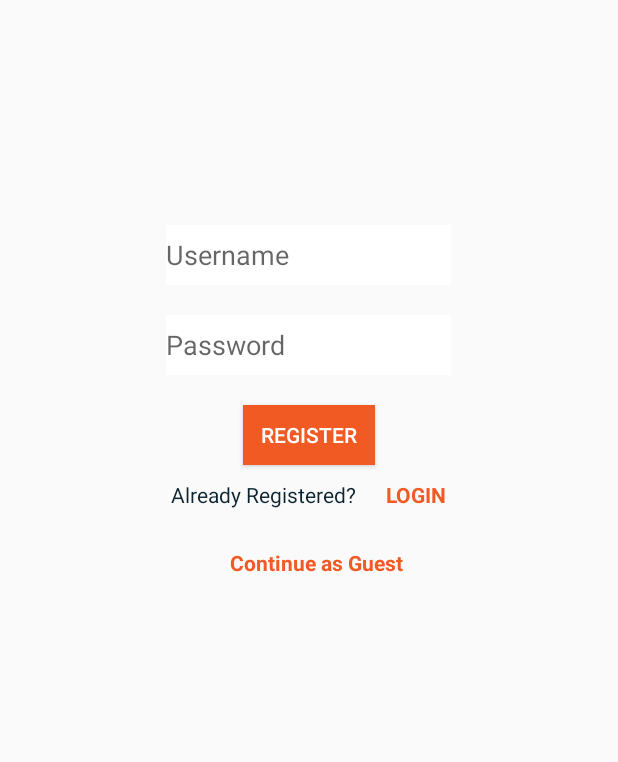
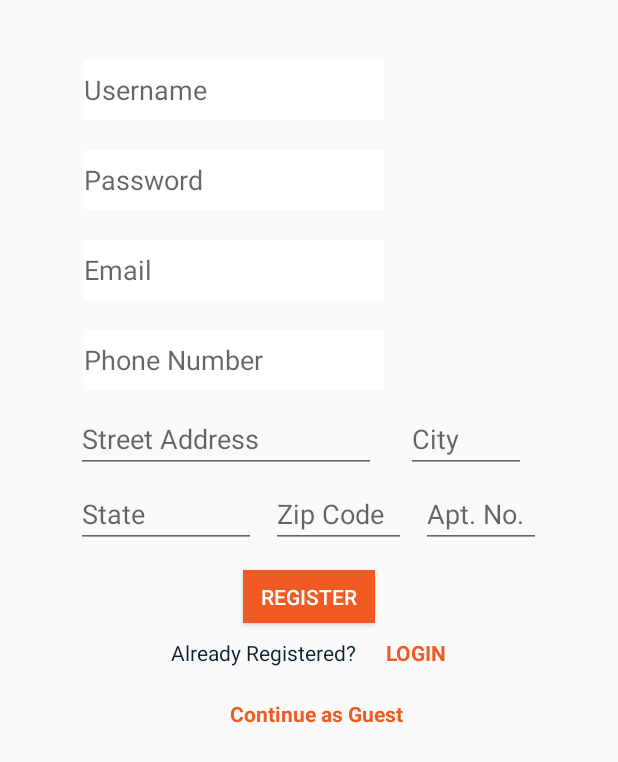
Before and after one commit to kwindischman/roadrunner-grocery, an Android app: the RegisterActivity screen opened directly, with no data from a screen before it, after a tap on "REGISTER", on a phone screen of 412 x 824 dp. Shown: the top 762 px of the screen. Run offline under Robolectric (Android 15) with nearby library versions, the phone set to English and light mode, and no system bars.

Commit message:
Register v0.5.2
Added Account Information to RegisterActivity

```diff
--- a/app/src/main/java/com/cs3773/roadrunnergrocery/Activities/RegisterActivity.java
+++ b/app/src/main/java/com/cs3773/roadrunnergrocery/Activities/RegisterActivity.java
@@ -21,12 +21,20 @@ import com.cs3773.roadrunnergrocery.R;
 
 public class RegisterActivity extends AppCompatActivity {
 
-    private EditText usernameT, passwordT;
-    private String username, password;
+    private EditText usernameT, passwordT, emailT, phoneT, streetT;
+    private EditText stateT, cityT, zipCodeT, aptNumT;
+    private String username, password, emailAdd, phoneNum, streetAdd;
+    private String state, zipCode, aptNum, cityStr;
     public static final String PREFERENCE = "preference";
     public static final String PREF_NAME = "name";
     public static final String PREF_PASS = "password";
-
+    public static final String PREF_EMAIL = "email";
+    public static final String PREF_PHONE = "phone";
+    public static final String PREF_STREET = "street";
+    public static final String PREF_APT = "aptNum";
+    public static final String PREF_CITY = "city";
+    public static final String PREF_STATE = "state";
+    public static final String PREF_ZIP = "zipCode";
 
     protected void onCreate(Bundle savedInstanceState) {
         super.onCreate(savedInstanceState);
@@ -37,6 +45,13 @@ public class RegisterActivity extends AppCompatActivity {
         Button registerB = findViewById(R.id.registerRButton);
         TextView loginT = findViewById(R.id.loginRText);
         TextView asGuestT = findViewById(R.id.asGuestText);
+        emailT = findViewById(R.id.emailText);
+        phoneT = findViewById(R.id.phoneNumber);
+        streetT = findViewById(R.id.streetAddress);
+        aptNumT = findViewById(R.id.aptNum);
+        stateT = findViewById(R.id.state);
+        zipCodeT = findViewById(R.id.zipCode);
+        cityT = findViewById(R.id.cityName);
 
         registerB.setOnClickListener(view -> {
             if(validUserData()){
@@ -45,6 +60,13 @@ public class RegisterActivity extends AppCompatActivity {
                 SharedPreferences.Editor editor = sharedPreferences.edit();
                 editor.putString(PREF_NAME,username);
                 editor.putString(PREF_PASS,password);
+                editor.putString(PREF_EMAIL,emailAdd);
+                editor.putString(PREF_PHONE,phoneNum);
+                editor.putString(PREF_STREET,streetAdd);
+                editor.putString(PREF_STATE,state);
+                editor.putString(PREF_APT,aptNum);
+                editor.putString(PREF_CITY,cityStr);
+                editor.putString(PREF_ZIP,zipCode);
                 editor.apply();
                 finish();
             }
@@ -65,6 +87,13 @@ public class RegisterActivity extends AppCompatActivity {
     private boolean validUserData() {
         username = usernameT.getText().toString().trim();
         password = passwordT.getText().toString().trim();
+        emailAdd = emailT.getText().toString().trim();
+        phoneNum = phoneT.getText().toString().trim();
+        streetAdd = streetT.getText().toString().trim();
+        aptNum = aptNumT.getText().toString().trim();
+        state = stateT.getText().toString().trim();
+        zipCode = zipCodeT.getText().toString().trim();
+        cityStr =cityT.getText().toString().trim();
         return !(username.isEmpty() || password.isEmpty());
     }
 }
--- a/app/src/main/res/layout/activity_register.xml
+++ b/app/src/main/res/layout/activity_register.xml
@@ -7,36 +7,122 @@
     >
 
     <LinearLayout
-        android:gravity="center_horizontal"
         android:layout_width="match_parent"
         android:layout_height="wrap_content"
+        android:gravity="center_horizontal"
 
         android:orientation="vertical">
 
         <EditText
             android:id="@+id/usernameRText"
-            android:layout_width="190dp"
+            android:layout_width="200dp"
             android:layout_height="40dp"
-            android:layout_marginTop="150dp"
+            android:layout_marginTop="40dp"
+            android:layout_marginRight="50dp"
             android:background="#ffffff"
             android:hint="@string/username"
-            android:inputType="text"/>
+            android:inputType="text" />
 
         <EditText
             android:id="@+id/passwordRText"
-            android:layout_width="190dp"
+            android:layout_width="200dp"
             android:layout_height="40dp"
             android:layout_marginTop="20dp"
+            android:layout_marginRight="50dp"
             android:background="#ffffff"
             android:hint="@string/password"
             android:inputType="textPassword" />
+
+        <EditText
+            android:id="@+id/emailText"
+            android:layout_width="200dp"
+            android:layout_height="40dp"
+            android:layout_marginTop="20dp"
+            android:layout_marginRight="50dp"
+            android:background="#ffffff"
+            android:hint="@string/email"
+            android:inputType="textEmailAddress" />
+
+        <EditText
+            android:id="@+id/phoneNumber"
+            android:layout_width="200dp"
+            android:layout_height="40dp"
+            android:layout_marginTop="20dp"
+            android:layout_marginRight="50dp"
+            android:background="#ffffff"
+            android:hint="@string/phoneNumber"
+            android:inputType="phone" />
+
+        <LinearLayout
+            android:layout_width="350dp"
+            android:layout_height="40dp"
+            android:layout_marginTop="10dp"
+            android:layout_marginLeft="20dp"
+            android:orientation="horizontal">
+
+            <EditText
+                android:id="@+id/streetAddress"
+                android:layout_width="200dp"
+                android:layout_height="40dp"
+                android:layout_marginTop="5dp"
+                android:layout_marginRight="20dp"
+                android:ems="10"
+                android:hint="@string/streetAddress"
+                android:inputType="textPostalAddress" />
+
+            <EditText
+                android:id="@+id/cityName"
+                android:layout_width="80dp"
+                android:layout_height="40dp"
+                android:layout_marginTop="5dp"
+                android:layout_marginRight="10dp"
+                android:ems="10"
+                android:hint="@string/city" />
+        </LinearLayout>
+
+        <LinearLayout
+            android:layout_width="350dp"
+            android:layout_height="40dp"
+            android:layout_marginTop="10dp"
+            android:layout_marginLeft="20dp"
+            android:orientation="horizontal">
+
+
+            <EditText
+                android:id="@+id/state"
+                android:layout_width="120dp"
+                android:layout_height="40dp"
+                android:layout_marginTop="5dp"
+                android:layout_marginRight="10dp"
+                android:ems="10"
+                android:hint="@string/state" />
+
+            <EditText
+                android:id="@+id/zipCode"
+                android:layout_width="90dp"
+                android:layout_height="40dp"
+                android:layout_marginTop="5dp"
+                android:layout_marginRight="10dp"
+                android:ems="10"
+                android:hint="@string/zipCode" />
+
+            <EditText
+                android:id="@+id/aptNum"
+                android:layout_width="80dp"
+                android:layout_height="40dp"
+                android:layout_marginTop="5dp"
+                android:layout_marginRight="10dp"
+                android:ems="10"
+                android:hint="@string/aptNum" />
+        </LinearLayout>
+
 
     </LinearLayout>
 
     <Button
         android:id="@+id/registerRButton"
         android:layout_width="wrap_content"
-        android:layout_height="40dp"
+        android:layout_height="35dp"
         android:layout_marginTop="20dp"
 
         android:background="#f15a22"
@@ -72,7 +158,7 @@
         android:layout_width="wrap_content"
         android:layout_height="35dp"
         android:paddingLeft="10dp"
-        android:layout_marginTop="10dp"
+        android:layout_marginTop="5dp"
         android:text="@string/asGuest"
         android:textColor="#f15a22"
         android:textStyle="bold" />
--- a/app/src/main/res/values/strings.xml
+++ b/app/src/main/res/values/strings.xml
@@ -22,5 +22,12 @@
     <string name="warn_login_incorrect">Email or password is incorrect</string>
     <string name="confirm_password">Confirm Password</string>
     <string name="warn_pass_incorrect">Passwords do not match</string>
+    <string name="email">Email</string>
+    <string name="phoneNumber">Phone Number</string>
+    <string name="streetAddress">Street Address</string>
+    <string name="city">City</string>
+    <string name="state">State</string>
+    <string name="aptNum">Apt. No.</string>
+    <string name="zipCode">Zip Code</string>
 
 </resources>
```
